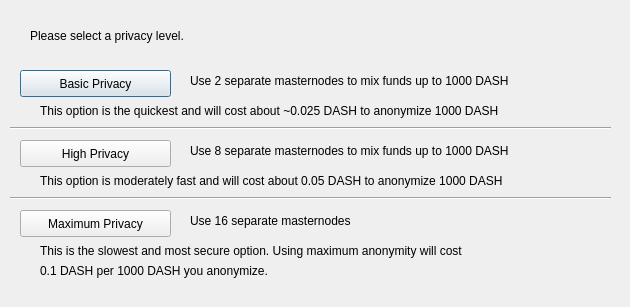
This is src/qt/forms/darksendconfig.ui in GelCoinProject/GelCoin as Qt 5 draws it before an edit. The edited form follows.
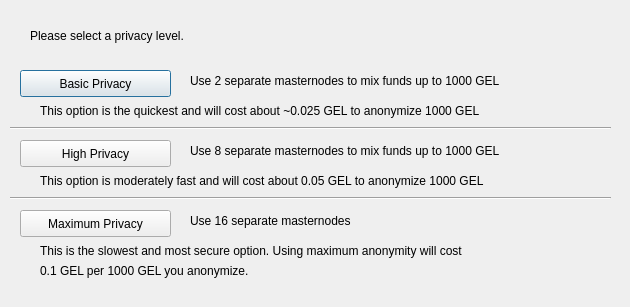
This is the edited form.

The edit to the form file:
```diff
--- a/src/qt/forms/darksendconfig.ui
+++ b/src/qt/forms/darksendconfig.ui
@@ -75,7 +75,7 @@
     </rect>
    </property>
    <property name="text">
-    <string>Use 2 separate masternodes to mix funds up to 1000 DASH</string>
+    <string>Use 2 separate masternodes to mix funds up to 1000 GEL</string>
    </property>
   </widget>
   <widget class="QLabel" name="label_3">
@@ -88,7 +88,7 @@
     </rect>
    </property>
    <property name="text">
-    <string>Use 8 separate masternodes to mix funds up to 1000 DASH</string>
+    <string>Use 8 separate masternodes to mix funds up to 1000 GEL</string>
    </property>
   </widget>
   <widget class="QLabel" name="label_4">
@@ -114,7 +114,7 @@
     </rect>
    </property>
    <property name="text">
-    <string>This option is the quickest and will cost about ~0.025 DASH to anonymize 1000 DASH</string>
+    <string>This option is the quickest and will cost about ~0.025 GEL to anonymize 1000 GEL</string>
    </property>
   </widget>
   <widget class="QLabel" name="label_7">
@@ -127,7 +127,7 @@
     </rect>
    </property>
    <property name="text">
-    <string>This option is moderately fast and will cost about 0.05 DASH to anonymize 1000 DASH</string>
+    <string>This option is moderately fast and will cost about 0.05 GEL to anonymize 1000 GEL</string>
    </property>
   </widget>
   <widget class="QLabel" name="label_8">
@@ -153,7 +153,7 @@
     </rect>
    </property>
    <property name="text">
-    <string>0.1 DASH per 1000 DASH you anonymize.</string>
+    <string>0.1 GEL per 1000 GEL you anonymize.</string>
    </property>
   </widget>
   <widget class="Line" name="line">
```
